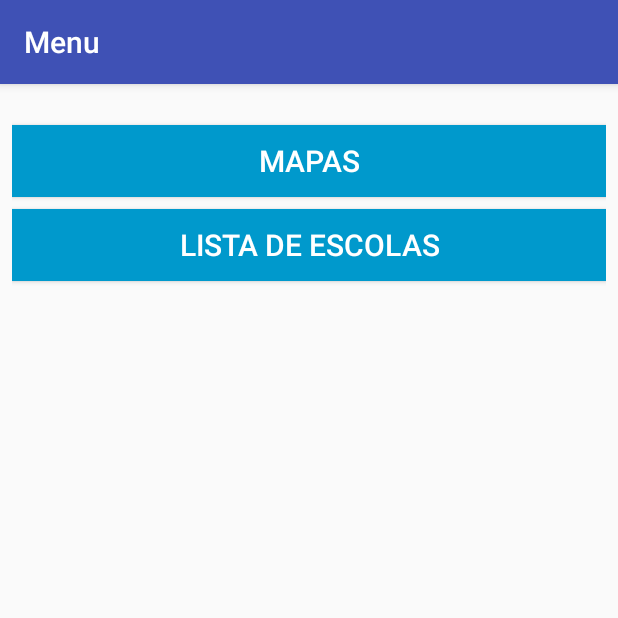
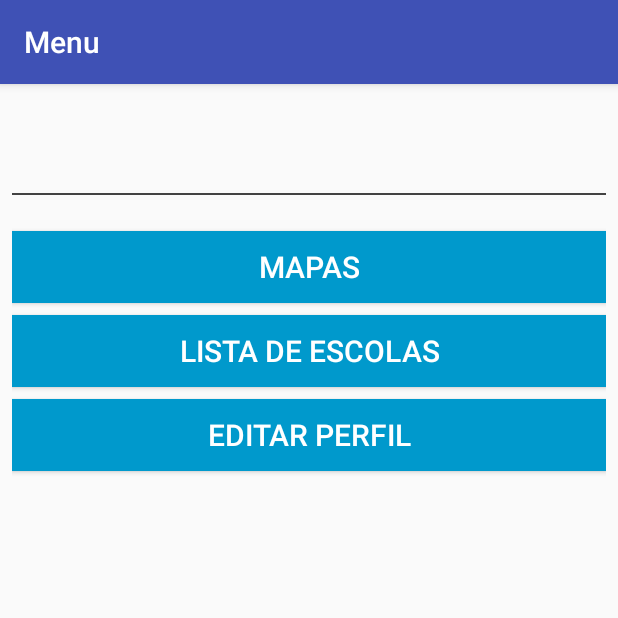
Before and after one commit to batutista/EscolAPPv2, an Android app: the Acessar screen opened directly, with no data from a screen before it, on a phone screen of 412 x 824 dp, the top half of it. Run offline under Robolectric (Android 15) with nearby library versions, the phone set to English and light mode, and no system bars; our stand-ins replace Firebase (no records; nobody signed in at launch, a user with empty details on screens opened directly).

Commit message:
Funcionalidade de Editar Perfil. Realtime Database para salvar o nome e o sobrenome do usuário.

```diff
--- a/app/build.gradle
+++ b/app/build.gradle
@@ -46,4 +46,5 @@ dependencies {
 
 
 
+
 apply plugin: 'com.google.gms.google-services'
--- a/app/src/main/java/br/com/italoqueiroz/escolapp/Atividades/Acessar.java
+++ b/app/src/main/java/br/com/italoqueiroz/escolapp/Atividades/Acessar.java
@@ -9,12 +9,26 @@ import android.widget.TextView;
 
 import com.google.firebase.auth.FirebaseAuth;
 import com.google.firebase.auth.FirebaseUser;
+import com.google.firebase.database.DataSnapshot;
+import com.google.firebase.database.DatabaseError;
+import com.google.firebase.database.DatabaseReference;
+import com.google.firebase.database.FirebaseDatabase;
+import com.google.firebase.database.ValueEventListener;
 
+import org.w3c.dom.Text;
+
+import br.com.italoqueiroz.escolapp.Classes.User;
 import br.com.italoqueiroz.escolapp.R;
 
 public class Acessar extends AppCompatActivity {
 
     private FirebaseAuth mAuth;
+    private DatabaseReference mDatabase;
+    private DatabaseReference mUserReference;
+    private TextView textoUsuario;
+    private String uid;
+
+
 
 
 
@@ -22,6 +36,27 @@ public class Acessar extends AppCompatActivity {
     protected void onCreate(Bundle savedInstanceState) {
         super.onCreate(savedInstanceState);
         setContentView(R.layout.activity_acessar);
+
+
+
+        //mDatabase = FirebaseDatabase.getInstance().getReference();
+
+        uid = null;
+        FirebaseUser user = FirebaseAuth.getInstance().getCurrentUser();
+        if (user != null) {
+
+            // The user's ID, unique to the Firebase project. Do NOT use this value to
+            // authenticate with your backend server, if you have one. Use
+            // FirebaseUser.getToken() instead.
+            uid = user.getUid();
+        }
+
+        mUserReference = FirebaseDatabase.getInstance().getReference().child("user").child(uid);
+
+
+        textoUsuario = (TextView)findViewById(R.id.text_user_nome);
+
+
 
         Button botaoMapas = (Button) findViewById(R.id.buttonMapas);
         botaoMapas.setOnClickListener(new View.OnClickListener() {
@@ -40,8 +75,38 @@ public class Acessar extends AppCompatActivity {
                 startActivity(listaEscolaIntent);
             }
         });
+
+        Button botaoEditarPerfil = (Button)findViewById(R.id.buttonEditarPerfil);
+        botaoEditarPerfil.setOnClickListener(new View.OnClickListener() {
+            @Override
+            public void onClick(View v) {
+                Intent editarPerfil = new Intent(Acessar.this, EditarPerfil.class);
+                startActivity(editarPerfil);
+            }
+        });
+
+
     }
 
+    @Override
+    protected void onStart() {
+        super.onStart();
 
+        ValueEventListener userListner = new ValueEventListener() {
+            @Override
+            public void onDataChange(DataSnapshot dataSnapshot) {
+                User user = dataSnapshot.getValue(User.class);
+                 if(user != null){
+                     textoUsuario.setText("Olá " + user.nome + " " + user.sobrenome + " !!");
+                }
 
+            }
+
+            @Override
+            public void onCancelled(DatabaseError databaseError) {
+
+            }
+        };
+        mUserReference.addValueEventListener(userListner);
+    }
 }
--- a/app/src/main/res/layout/activity_acessar.xml
+++ b/app/src/main/res/layout/activity_acessar.xml
@@ -6,15 +6,25 @@
     android:layout_height="match_parent"
     tools:context="br.com.italoqueiroz.escolapp.Atividades.Acessar"
     android:orientation="vertical"
-    android:layout_marginRight="8dp"
-    android:layout_marginLeft="8dp"
-    android:layout_marginBottom="8dp">
+    android:layout_margin="8dp">
 
     <TextView
-        android:id="@+id/text_sign_in_status"
+        android:id="@+id/text_user_nome"
         android:layout_width="match_parent"
         android:layout_height="wrap_content"
-        />
+        android:layout_marginBottom="16dp"
+        android:textColor="@color/cardview_dark_background"
+        android:textSize="24sp"
+        android:textStyle="bold|italic"
+        android:gravity="center"
+        tools:text="Olá Fulano De Tal !!" />
+
+    <TextView
+        android:layout_width="match_parent"
+        android:layout_height="1dp"
+        android:background="@color/cardview_dark_background"
+        android:layout_marginTop="16dp"
+        android:layout_marginBottom="16dp"/>
 
     <Button
         android:id="@+id/buttonMapas"
@@ -25,7 +35,6 @@
         android:text="Mapas"
         android:textColor="@android:color/white"
         android:textSize="20sp"
-        android:onClick="mostraMapa"
         />
 
     <Button
@@ -37,7 +46,17 @@
         android:text="Lista de Escolas"
         android:textColor="@android:color/white"
         android:textSize="20sp"
-        android:onClick="mostraEscolas"
+        />
+
+    <Button
+        android:id="@+id/buttonEditarPerfil"
+        android:layout_width="match_parent"
+        android:layout_height="wrap_content"
+        android:layout_marginTop="8dp"
+        android:background="@android:color/holo_blue_dark"
+        android:text="Editar Perfil"
+        android:textColor="@android:color/white"
+        android:textSize="20sp"
         />
 
 </LinearLayout>
--- a/app/src/main/res/values/colors.xml
+++ b/app/src/main/res/values/colors.xml
@@ -1,6 +1,6 @@
 <?xml version="1.0" encoding="utf-8"?>
 <resources>
     <color name="colorPrimary">#3f51b5</color>
-    <color name="colorPrimaryDark">#c9cff4</color>
+    <color name="colorPrimaryDark">#dedee1</color>
     <color name="colorAccent">#FF4081</color>
 </resources>
```
Also changed, not shown: app/src/main/AndroidManifest.xml (+28 -23 lines), app/src/main/java/br/com/italoqueiroz/escolapp/Atividades/EditarPerfil.java (added, +64 -0 lines), app/src/main/java/br/com/italoqueiroz/escolapp/Classes/User.java (added, +19 -0 lines), app/src/main/res/layout/activity_cadastrar.xml (+6 -6 lines), app/src/main/res/layout/activity_editar_perfil.xml (added, +49 -0 lines), app/src/main/res/layout/activity_main.xml (+31 -28 lines).
